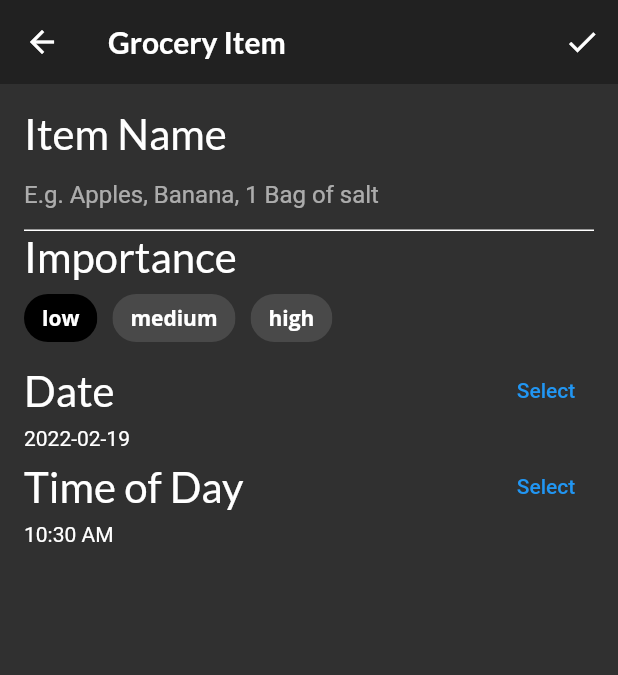
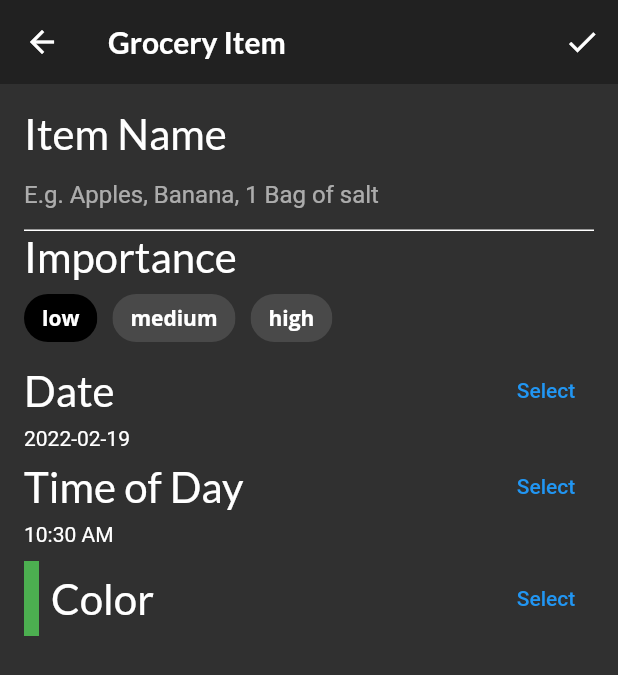
Before and after one commit to DahackerInno/05-scrollable-widgets, a Flutter app: the screen it shows after launch, item 3 of the bottom bar chosen, after a tap on the "add" icon, on a phone screen of 412 x 824 dp. Shown: the top 675 px of the screen. Run offline on Flutter 3.47's test engine with Material 2 defaults, Android fonts, the phone set to English and light mode, and no system bars; our stand-ins replace flutter_colorpicker, google_fonts; project files that could hold a hidden picture were left out.

Commit message:
Added colorPickerField in GroceryItemScreen

```diff
--- a/lib/screens/grocery_item_screen.dart
+++ b/lib/screens/grocery_item_screen.dart
@@ -102,7 +102,8 @@ class _GroceryItemScreenState extends State<GroceryItemScreen> {
             buildImportanceField(),
             buildDateField(context),
             buildTimeField(context),
-            // TODO 17: Add color picker
+            const SizedBox(height: 10.0),
+            buildColorPicker(context),
             // TODO 18: Add slider
             // TODO: 19: Add Grocery Tile
           ],
@@ -292,7 +293,62 @@ class _GroceryItemScreenState extends State<GroceryItemScreen> {
   }
 
 
-// TODO: Add buildColorPicker()
+// buildColorPicker()
+  Widget buildColorPicker(BuildContext context) {
+    // 1
+    return Row(
+      mainAxisAlignment: MainAxisAlignment.spaceBetween,
+      children: [
+        // 2
+        Row(
+          children: [
+            Container(
+              height: 50.0,
+              width: 10.0,
+              color: _currentColor,
+            ),
+            const SizedBox(width: 8.0),
+            Text(
+              'Color',
+              style: GoogleFonts.lato(fontSize: 28.0),
+            ),
+          ],
+        ),
+        // 3
+        TextButton(
+          child: const Text('Select'),
+          onPressed: () {
+            // 4
+            showDialog(
+              context: context,
+              builder: (context) {
+                // 5
+                return AlertDialog(
+                  content: BlockPicker(
+                    pickerColor: Colors.white,
+                    // 6
+                    onColorChanged: (color) {
+                      setState(() => _currentColor = color);
+                    },
+                  ),
+                  actions: [
+                    // 7
+                    TextButton(
+                      child: const Text('Save'),
+                      onPressed: () {
+                        Navigator.of(context).pop();
+                      },
+                    ),
+                  ],
+                );
+              },
+            );
+          },
+        ),
+      ],
+    );
+  }
+
 
 // TODO: Add buildQuantityField()
 
```
